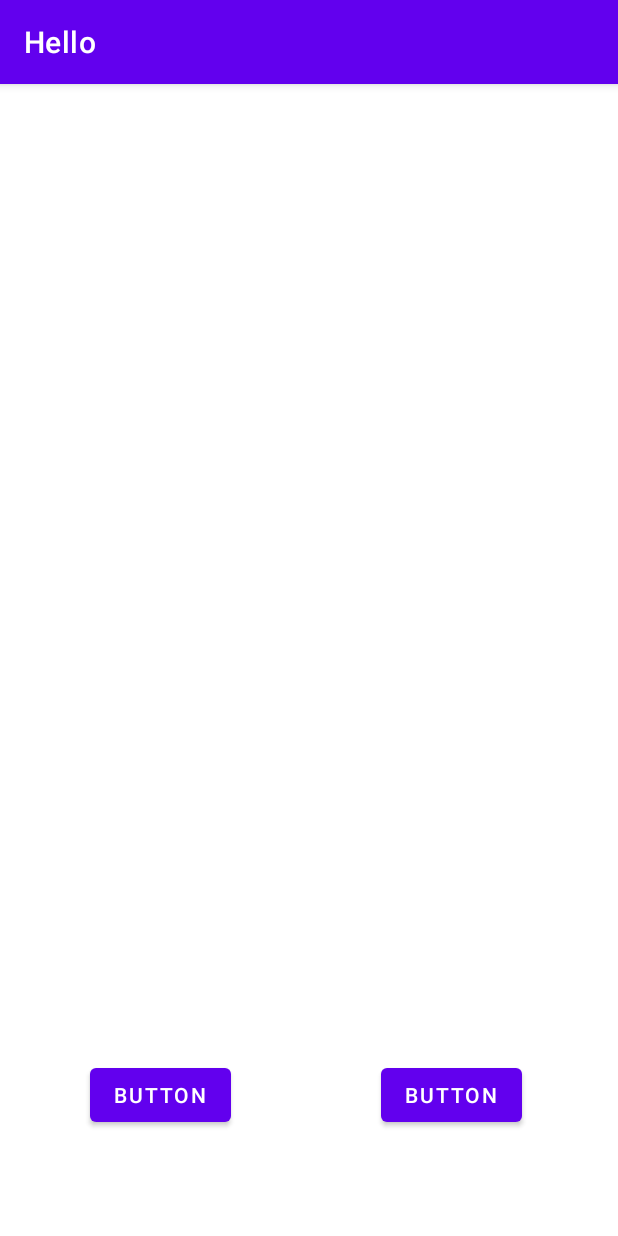
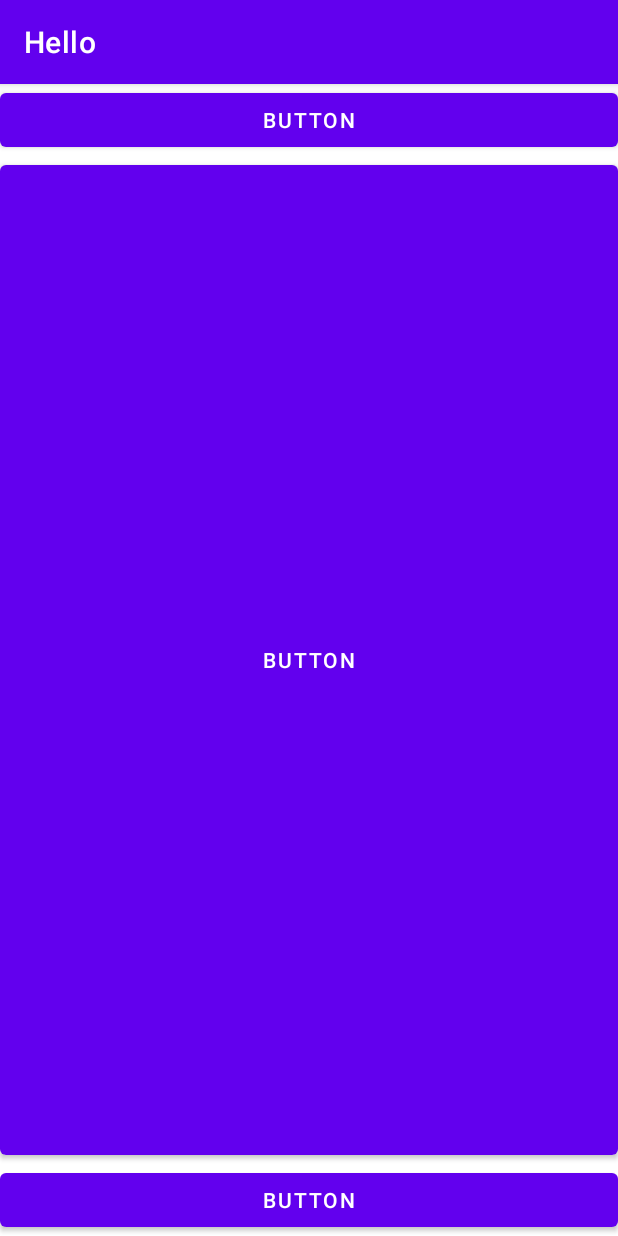
Before and after one commit to ilmntr/DoitAndroidStudio, an Android app: the screen it shows after launch (MainActivity), on a phone screen of 412 x 824 dp. Run offline under Robolectric (Android 15) with nearby library versions, the phone set to English and light mode, and no system bars.

Commit message:
delete all solved one mission  - making 3 buttons using match_parent

```diff
--- a/app/src/main/res/layout/activity_main.xml
+++ b/app/src/main/res/layout/activity_main.xml
@@ -6,30 +6,33 @@
     android:layout_height="match_parent"
     tools:context=".MainActivity">
 
-    <androidx.constraintlayout.widget.Guideline
-        android:id="@+id/guideline2"
-        android:layout_width="wrap_content"
+    <Button
+        android:id="@+id/button3"
+        android:layout_width="0dp"
         android:layout_height="wrap_content"
-        android:orientation="horizontal"
-        app:layout_constraintGuide_end="50dp" />
+        android:text="Button"
+        app:layout_constraintEnd_toEndOf="parent"
+        app:layout_constraintStart_toStartOf="parent"
+        app:layout_constraintTop_toTopOf="parent" />
 
     <Button
-        android:id="@+id/button"
-        android:layout_width="wrap_content"
+        android:id="@+id/button4"
+        android:layout_width="0dp"
         android:layout_height="wrap_content"
-        android:layout_marginStart="60dp"
-        android:layout_marginBottom="20dp"
         android:text="Button"
-        app:layout_constraintBottom_toTopOf="@+id/guideline2"
+        app:layout_constraintBottom_toBottomOf="parent"
+        app:layout_constraintEnd_toEndOf="parent"
         app:layout_constraintStart_toStartOf="parent" />
 
     <Button
-        android:id="@+id/button2"
-        android:layout_width="wrap_content"
-        android:layout_height="wrap_content"
-        android:layout_marginStart="100dp"
-        android:layout_marginBottom="20dp"
+        android:id="@+id/button5"
+        android:layout_width="0dp"
+        android:layout_height="0dp"
         android:text="Button"
-        app:layout_constraintBottom_toTopOf="@+id/guideline2"
-        app:layout_constraintStart_toEndOf="@+id/button" />
+        app:layout_constraintBottom_toTopOf="@+id/button4"
+        app:layout_constraintEnd_toEndOf="parent"
+        app:layout_constraintHorizontal_bias="0.498"
+        app:layout_constraintStart_toStartOf="parent"
+        app:layout_constraintTop_toBottomOf="@+id/button3"
+        app:layout_constraintVertical_bias="0.0" />
 </androidx.constraintlayout.widget.ConstraintLayout>
```
